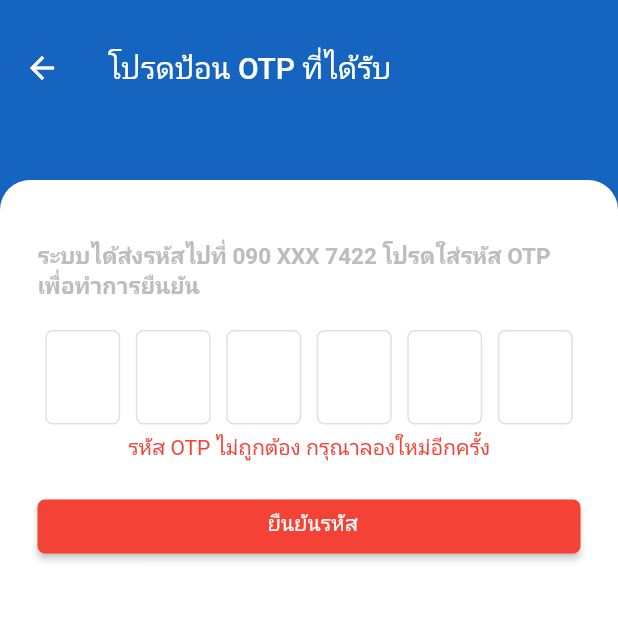
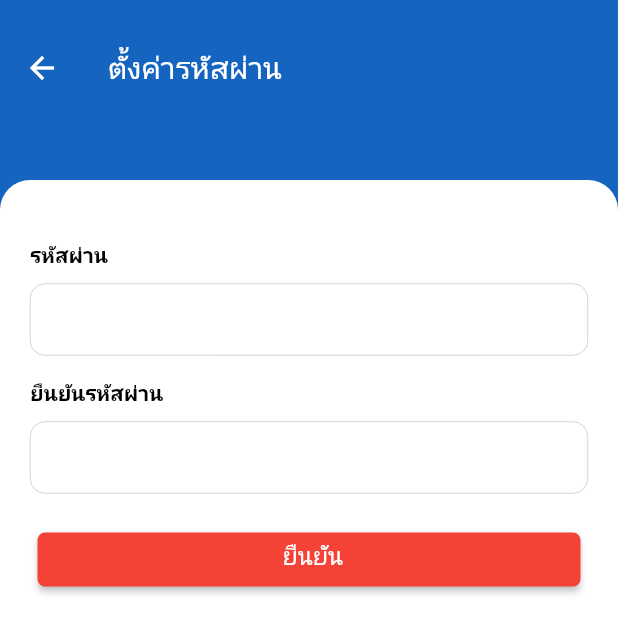
Before and after one commit to tiees288/Food-Flutter, a Flutter app: the OTPScreen screen opened by its route, after a tap on "ยืนยันรหัส", on a phone screen of 412 x 824 dp. Shown: the top 633 px of the screen. Run offline on Flutter 3.47's test engine with Material 2 defaults, Android fonts, the light colour scheme and no system bars; drawn by our look-alikes of otp_text_field; our stand-ins replace flutter_countdown_timer, form_validator, local_auth; missing offline and left inert: local_auth_ios.

Commit message:
Add resetpassword screen

```diff
--- a/lib/Widgets/Button/ButtonRed.dart
+++ b/lib/Widgets/Button/ButtonRed.dart
@@ -23,7 +23,8 @@ class ButtonRed extends StatelessWidget {
             backgroundColor: buttonColor,
           ),
           onPressed: onPressed,
-          child: Text(this.text),
+          child: Text(this.text,
+              style: TextStyle(color: Colors.white, fontSize: 16)),
         ),
       ),
     );
--- a/lib/main.dart
+++ b/lib/main.dart
@@ -3,6 +3,7 @@ import 'dart:developer';
 
 import 'package:helloapp/screen/otp.dart';
 import 'package:helloapp/screen/passcode.dart';
+import 'package:helloapp/screen/resetpassword.dart';
 import 'package:provider/provider.dart';
 import 'package:flutter/material.dart';
 import 'package:flutter/services.dart';
@@ -52,6 +53,14 @@ class MyAppWid extends StatelessWidget {
                   transitionDuration: Duration.zero,
                   reverseTransitionDuration: Duration.zero,
                 );
+              case '/resetpassword':
+                return PageRouteBuilder(
+                  pageBuilder: (context, animation, secondaryAnimation) =>
+                      ResetPasswordScene(),
+                  settings: settings,
+                  transitionDuration: Duration.zero,
+                  reverseTransitionDuration: Duration.zero,
+                );
               case '/accounts':
                 return PageRouteBuilder(
                   pageBuilder: (context, animation, secondaryAnimation) =>
--- a/lib/screen/otp.dart
+++ b/lib/screen/otp.dart
@@ -3,6 +3,10 @@ import 'package:helloapp/Widgets/Button/ButtonRed.dart';
 import 'package:otp_text_field/otp_field.dart';
 import 'package:otp_text_field/otp_text_field.dart';
 import 'package:otp_text_field/style.dart';
+// Countdown Timer
+import 'package:flutter_countdown_timer/flutter_countdown_timer.dart';
+import 'package:flutter_countdown_timer/countdown_timer_controller.dart';
+import 'package:flutter_countdown_timer/current_remaining_time.dart';
 
 class OTPScreen extends StatefulWidget {
   const OTPScreen({super.key});
@@ -12,8 +16,26 @@ class OTPScreen extends StatefulWidget {
 }
 
 class _OTPScreenState extends State<OTPScreen> {
+  late CountdownTimerController controllerTimerOTP;
   OtpFieldController _otpController = OtpFieldController();
   bool isOTPError = false;
+  bool isAllowResendOTP = false;
+  // Initial Endtime for OTP countdown.
+  int ResendOTP_Time = DateTime.now().millisecondsSinceEpoch + 1000 * 60 * 5;
+
+  @override
+  void initState() {
+    super.initState();
+    controllerTimerOTP =
+        CountdownTimerController(endTime: ResendOTP_Time, onEnd: onEndTimer);
+  }
+
+  void onEndTimer() {
+    print('onEndTimer');
+    setState(() {
+      isAllowResendOTP = true;
+    });
+  }
 
   @override
   Widget build(BuildContext context) {
@@ -24,6 +46,7 @@ class _OTPScreenState extends State<OTPScreen> {
         elevation: 0,
         backgroundColor: Colors.blue.shade800,
         title: const Text('โปรดป้อน OTP ที่ได้รับ'),
+        centerTitle: false,
       ),
       body: Container(
         decoration: BoxDecoration(
@@ -80,17 +103,78 @@ class _OTPScreenState extends State<OTPScreen> {
                   isOTPError ? 'รหัส OTP ไม่ถูกต้อง กรุณาลองใหม่อีกครั้ง' : '',
                   style: TextStyle(color: Colors.red)),
             ),
+            Container(
+              margin: EdgeInsets.only(top: 5, bottom: 10),
+              child: CountdownTimer(
+                controller: controllerTimerOTP,
+                onEnd: onEndTimer,
+                widgetBuilder:
+                    (BuildContext context, CurrentRemainingTime? time) {
+                  if (time == null) {
+                    return Text("00:00",
+                        style: TextStyle(
+                          fontSize: 15,
+                          color: Colors.grey.shade400,
+                          fontWeight: FontWeight.bold,
+                        ));
+                  } else {
+                    return Text(
+                      '${time.min?.toString().padLeft(2, '0') ?? '00'}:${time.sec?.toString().padLeft(2, '0') ?? '00'}',
+                      style: TextStyle(
+                        fontSize: 15,
+                        color: Colors.grey.shade400,
+                        fontWeight: FontWeight.bold,
+                      ),
+                    );
+                  }
+                },
+                endTime: ResendOTP_Time,
+              ),
+            ),
+            Container(
+              margin: EdgeInsets.only(bottom: 10),
+              child: isAllowResendOTP
+                  ? InkWell(
+                      onTap: () {
+                        if (!isAllowResendOTP) return;
+                        setState(() {
+                          isAllowResendOTP = false;
+                          ResendOTP_Time =
+                              DateTime.now().millisecondsSinceEpoch +
+                                  1000 * 60 * 5;
+                          controllerTimerOTP =
+                              CountdownTimerController(endTime: ResendOTP_Time);
+                        });
+                      },
+                      child: Row(
+                        mainAxisAlignment: MainAxisAlignment.center,
+                        children: [
+                          Text('ขอรหัส OTP ใหม่',
+                              style: TextStyle(
+                                fontSize: 15,
+                                color: Colors.blue.shade300,
+                              )),
+                        ],
+                      ))
+                  : Container(),
+            ),
             ButtonRed(
                 text: "ยืนยันรหัส",
                 onPressed: () {
-                  print('ยืนยันรหัส');
-                  setState(() {
-                    isOTPError = !isOTPError;
-                  });
+                  // setState(() {
+                  //   isOTPError = !isOTPError;
+                  // });
+                  Navigator.pushReplacementNamed(context, '/resetpassword');
                 })
           ],
         ),
       ),
     );
   }
+
+  @override
+  void dispose() {
+    controllerTimerOTP.dispose();
+    super.dispose();
+  }
 }
--- /dev/null
+++ b/lib/screen/resetpassword.dart
@@ -0,0 +1,126 @@
+import 'package:flutter/material.dart';
+import 'package:helloapp/Widgets/Button/ButtonRed.dart';
+import 'package:otp_text_field/otp_field.dart';
+import 'package:otp_text_field/otp_text_field.dart';
+import 'package:otp_text_field/style.dart';
+
+class ResetPasswordScene extends StatefulWidget {
+  const ResetPasswordScene({super.key});
+
+  @override
+  State<ResetPasswordScene> createState() => _ResetPasswordSceneState();
+}
+
+class _ResetPasswordSceneState extends State<ResetPasswordScene> {
+  GlobalKey _formKey = GlobalKey<FormState>();
+  TextEditingController _passwordController = TextEditingController();
+  TextEditingController _confirmPasswordController = TextEditingController();
+
+  @override
+  void initState() {
+    super.initState();
+  }
+
+  @override
+  Widget build(BuildContext context) {
+    return Scaffold(
+      backgroundColor: Colors.blue.shade800,
+      appBar: AppBar(
+        toolbarHeight: 90,
+        elevation: 0,
+        backgroundColor: Colors.blue.shade800,
+        centerTitle: false,
+        title: const Text('ตั้งค่ารหัสผ่าน'),
+      ),
+      body: Container(
+        decoration: BoxDecoration(
+          color: Colors.white,
+          borderRadius: BorderRadius.only(
+            topLeft: Radius.circular(20),
+            topRight: Radius.circular(20),
+          ),
+        ),
+        padding: EdgeInsets.only(top: 40, left: 20, right: 20),
+        margin: EdgeInsets.only(top: 30),
+        alignment: Alignment.center,
+        child: Column(
+          children: [
+            Form(
+                child: Column(
+              children: [
+                Padding(
+                  padding: EdgeInsets.only(bottom: 10.0),
+                  child: Row(children: [
+                    // Text('*', style: TextStyle(color: Colors.red)),
+                    Text(
+                      'รหัสผ่าน',
+                      style: TextStyle(
+                          color: Colors.black, fontWeight: FontWeight.bold),
+                      textAlign: TextAlign.left,
+                    ),
+                  ]),
+                ),
+                Padding(
+                  padding: EdgeInsets.only(bottom: 15.0),
+                  child: TextFormField(
+                    controller: _passwordController,
+                    // validator: PasswordShema,
+                    // onChanged: ((value) => _validate()),
+                    obscureText: true,
+                    decoration: const InputDecoration(
+                      focusedBorder: OutlineInputBorder(
+                        borderRadius: BorderRadius.all(Radius.circular(10.0)),
+                        borderSide: BorderSide(color: Colors.grey, width: 1.0),
+                      ),
+                      contentPadding: EdgeInsets.fromLTRB(20, 10, 20, 10),
+                      enabledBorder: OutlineInputBorder(
+                        borderSide: BorderSide(color: Colors.grey, width: 0.3),
+                        borderRadius: BorderRadius.all(Radius.circular(10.0)),
+                      ),
+                      // hintText: 'Password',
+                    ),
+                  ),
+                ),
+                Padding(
+                  padding: EdgeInsets.only(bottom: 10.0),
+                  child: Row(children: [
+                    // Text('*', style: TextStyle(color: Colors.red)),
+                    Text(
+                      'ยืนยันรหัสผ่าน',
+                      style: TextStyle(
+                          color: Colors.black, fontWeight: FontWeight.bold),
+                      textAlign: TextAlign.left,
+                    ),
+                  ]),
+                ),
+                Padding(
+                  padding: EdgeInsets.only(bottom: 20.0),
+                  child: TextFormField(
+                    controller: _passwordController,
+                    // validator: PasswordShema,
+                    // onChanged: ((value) => _validate()),
+                    obscureText: true,
+                    decoration: const InputDecoration(
+                      focusedBorder: OutlineInputBorder(
+                        borderRadius: BorderRadius.all(Radius.circular(10.0)),
+                        borderSide: BorderSide(color: Colors.grey, width: 1.0),
+                      ),
+                      contentPadding: EdgeInsets.fromLTRB(20, 10, 20, 10),
+                      focusColor: Colors.grey,
+                      enabledBorder: OutlineInputBorder(
+                        borderSide: BorderSide(color: Colors.grey, width: 0.3),
+                        borderRadius: BorderRadius.all(Radius.circular(10.0)),
+                      ),
+                      // hintText: 'Password',
+                    ),
+                  ),
+                ),
+                ButtonRed(onPressed: () {}, text: "ยืนยัน")
+              ],
+            ))
+          ],
+        ),
+      ),
+    );
+  }
+}
--- a/pubspec.yaml
+++ b/pubspec.yaml
@@ -32,13 +32,13 @@ dependencies:
   cupertino_icons: ^1.0.2
   flutter:
     sdk: flutter
+  flutter_countdown_timer: ^4.1.0
   form_validator: ^2.1.1
   http: 0.13.5
   intl: ^0.18.0
   local_auth: ^2.1.4
   local_auth_ios: ^1.0.12
   otp_text_field: ^1.1.3
-  flutter_countdown_timer: ^4.1.0
   provider: ^6.0.5
 
 dev_dependencies:
```
